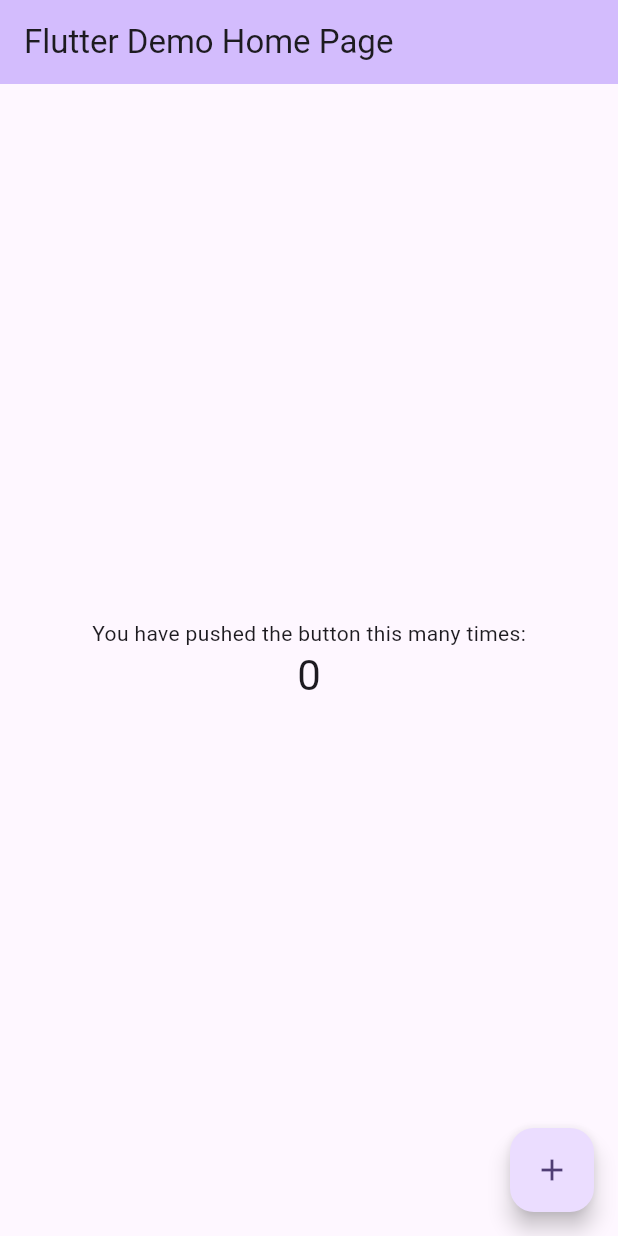
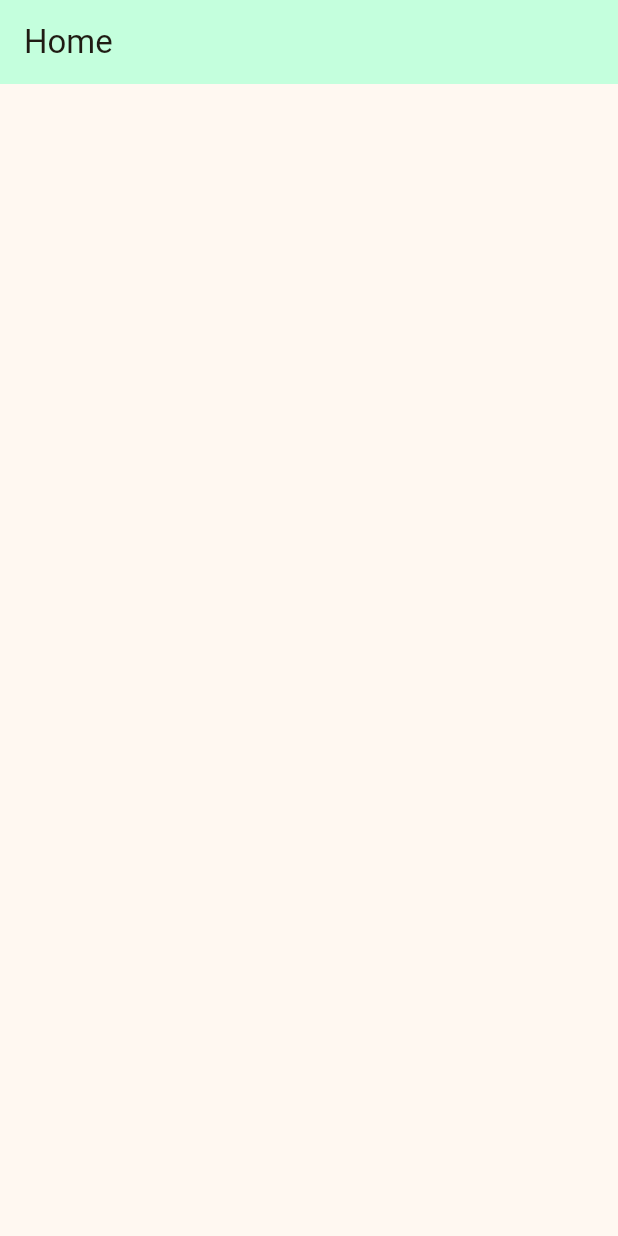
Before and after one commit to ilhamafandi21/soul-fast, a Flutter app: the screen it shows after launch, on a phone screen of 412 x 824 dp. Run offline on Flutter 3.47's test engine with Material 3 defaults, Android fonts, the phone set to English and light mode, and no system bars.

Commit message:
04 Nov 2025

```diff
--- a/lib/main.dart
+++ b/lib/main.dart
@@ -1,4 +1,5 @@
 import 'package:flutter/material.dart';
+import 'package:soulfast/pages/main/main_page.dart';
 
 void main() {
   runApp(const MyApp());
@@ -13,110 +14,9 @@ class MyApp extends StatelessWidget {
     return MaterialApp(
       title: 'Flutter Demo',
       theme: ThemeData(
-        // This is the theme of your application.
-        //
-        // TRY THIS: Try running your application with "flutter run". You'll see
-        // the application has a purple toolbar. Then, without quitting the app,
-        // try changing the seedColor in the colorScheme below to Colors.green
-        // and then invoke "hot reload" (save your changes or press the "hot
-        // reload" button in a Flutter-supported IDE, or press "r" if you used
-        // the command line to start the app).
-        //
-        // Notice that the counter didn't reset back to zero; the application
-        // state is not lost during the reload. To reset the state, use hot
-        // restart instead.
-        //
-        // This works for code too, not just values: Most code changes can be
-        // tested with just a hot reload.
-        colorScheme: ColorScheme.fromSeed(seedColor: Colors.deepPurple),
+        colorScheme: ColorScheme.fromSeed(seedColor: const Color.fromARGB(255, 135, 117, 76)),
       ),
-      home: const MyHomePage(title: 'Flutter Demo Home Page'),
+      home: MainPage(),
     );
   }
 }
-
-class MyHomePage extends StatefulWidget {
-  const MyHomePage({super.key, required this.title});
-
-  // This widget is the home page of your application. It is stateful, meaning
-  // that it has a State object (defined below) that contains fields that affect
-  // how it looks.
-
-  // This class is the configuration for the state. It holds the values (in this
-  // case the title) provided by the parent (in this case the App widget) and
-  // used by the build method of the State. Fields in a Widget subclass are
-  // always marked "final".
-
-  final String title;
-
-  @override
-  State<MyHomePage> createState() => _MyHomePageState();
-}
-
-class _MyHomePageState extends State<MyHomePage> {
-  int _counter = 0;
-
-  void _incrementCounter() {
-    setState(() {
-      // This call to setState tells the Flutter framework that something has
-      // changed in this State, which causes it to rerun the build method below
-      // so that the display can reflect the updated values. If we changed
-      // _counter without calling setState(), then the build method would not be
-      // called again, and so nothing would appear to happen.
-      _counter++;
-    });
-  }
-
-  @override
-  Widget build(BuildContext context) {
-    // This method is rerun every time setState is called, for instance as done
-    // by the _incrementCounter method above.
-    //
-    // The Flutter framework has been optimized to make rerunning build methods
-    // fast, so that you can just rebuild anything that needs updating rather
-    // than having to individually change instances of widgets.
-    return Scaffold(
-      appBar: AppBar(
-        // TRY THIS: Try changing the color here to a specific color (to
-        // Colors.amber, perhaps?) and trigger a hot reload to see the AppBar
-        // change color while the other colors stay the same.
-        backgroundColor: Theme.of(context).colorScheme.inversePrimary,
-        // Here we take the value from the MyHomePage object that was created by
-        // the App.build method, and use it to set our appbar title.
-        title: Text(widget.title),
-      ),
-      body: Center(
-        // Center is a layout widget. It takes a single child and positions it
-        // in the middle of the parent.
-        child: Column(
-          // Column is also a layout widget. It takes a list of children and
-          // arranges them vertically. By default, it sizes itself to fit its
-          // children horizontally, and tries to be as tall as its parent.
-          //
-          // Column has various properties to control how it sizes itself and
-          // how it positions its children. Here we use mainAxisAlignment to
-          // center the children vertically; the main axis here is the vertical
-          // axis because Columns are vertical (the cross axis would be
-          // horizontal).
-          //
-          // TRY THIS: Invoke "debug painting" (choose the "Toggle Debug Paint"
-          // action in the IDE, or press "p" in the console), to see the
-          // wireframe for each widget.
-          mainAxisAlignment: MainAxisAlignment.center,
-          children: <Widget>[
-            const Text('You have pushed the button this many times:'),
-            Text(
-              '$_counter',
-              style: Theme.of(context).textTheme.headlineMedium,
-            ),
-          ],
-        ),
-      ),
-      floatingActionButton: FloatingActionButton(
-        onPressed: _incrementCounter,
-        tooltip: 'Increment',
-        child: const Icon(Icons.add),
-      ), // This trailing comma makes auto-formatting nicer for build methods.
-    );
-  }
-}
--- /dev/null
+++ b/lib/pages/home/home_page.dart
@@ -0,0 +1,24 @@
+import 'package:flutter/material.dart';
+
+class HomePage extends StatefulWidget {
+  const HomePage({super.key});
+
+  @override
+  State<HomePage> createState() => _HomePageState();
+}
+
+class _HomePageState extends State<HomePage> {
+  @override
+  Widget build(BuildContext context) {
+    return Scaffold(
+      appBar: AppBar(
+        title: Text("Home"),
+        backgroundColor: const Color.fromARGB(255, 196, 255, 221),
+      ),
+      body: Container(
+
+      ),
+        // backgroundColor: Theme.of(context).colorScheme.onTertiary),
+    );
+  }
+}
--- /dev/null
+++ b/lib/pages/main/main_page.dart
@@ -0,0 +1,16 @@
+import 'package:flutter/material.dart';
+import 'package:soulfast/pages/home/home_page.dart';
+
+class MainPage extends StatefulWidget {
+  const MainPage({super.key});
+
+  @override
+  State<MainPage> createState() => _MainPageState();
+}
+
+class _MainPageState extends State<MainPage> {
+  @override
+  Widget build(BuildContext context) {
+    return HomePage();
+  }
+}
```
